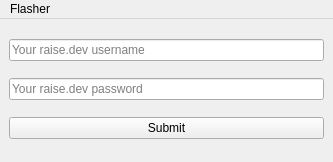
raisedevs/flasher, file flasher.ui: the form before one commit.
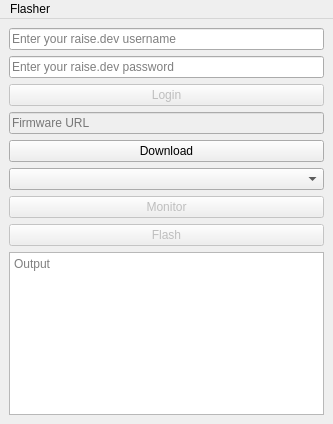
The form after the commit.

What changed in the file:
```diff
--- a/flasher.ui
+++ b/flasher.ui
@@ -7,7 +7,7 @@
     <x>0</x>
     <y>0</y>
     <width>333</width>
-    <height>162</height>
+    <height>424</height>
    </rect>
   </property>
   <property name="windowTitle">
@@ -21,7 +21,7 @@
     <item>
      <widget class="QLineEdit" name="usernameEdit">
       <property name="placeholderText">
-       <string>Your raise.dev username</string>
+       <string>Enter your raise.dev username</string>
       </property>
      </widget>
     </item>
@@ -31,14 +31,74 @@
        <enum>QLineEdit::Password</enum>
       </property>
       <property name="placeholderText">
-       <string>Your raise.dev password</string>
+       <string>Enter your raise.dev password</string>
       </property>
      </widget>
     </item>
     <item>
-     <widget class="QPushButton" name="submitButton">
+     <widget class="QPushButton" name="loginButton">
+      <property name="enabled">
+       <bool>false</bool>
+      </property>
       <property name="text">
-       <string>Submit</string>
+       <string>Login</string>
+      </property>
+     </widget>
+    </item>
+    <item>
+     <widget class="QLineEdit" name="firmwareUrlEdit">
+      <property name="enabled">
+       <bool>false</bool>
+      </property>
+      <property name="placeholderText">
+       <string>Firmware URL</string>
+      </property>
+     </widget>
+    </item>
+    <item>
+     <widget class="QPushButton" name="downloadButton">
+      <property name="text">
+       <string>Download</string>
+      </property>
+     </widget>
+    </item>
+    <item>
+     <widget class="QComboBox" name="serialPortBox">
+      <property name="placeholderText">
+       <string>Select serial port</string>
+      </property>
+     </widget>
+    </item>
+    <item>
+     <widget class="QPushButton" name="monitorButton">
+      <property name="enabled">
+       <bool>false</bool>
+      </property>
+      <property name="text">
+       <string>Monitor</string>
+      </property>
+     </widget>
+    </item>
+    <item>
+     <widget class="QPushButton" name="flashButton">
+      <property name="enabled">
+       <bool>false</bool>
+      </property>
+      <property name="text">
+       <string>Flash</string>
+      </property>
+     </widget>
+    </item>
+    <item>
+     <widget class="QPlainTextEdit" name="outputEdit">
+      <property name="frameShadow">
+       <enum>QFrame::Sunken</enum>
+      </property>
+      <property name="readOnly">
+       <bool>true</bool>
+      </property>
+      <property name="placeholderText">
+       <string>Output</string>
       </property>
      </widget>
     </item>
```
